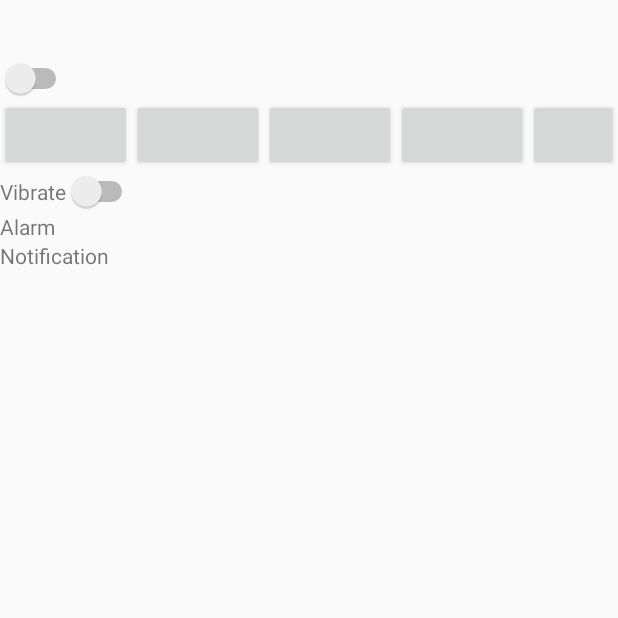
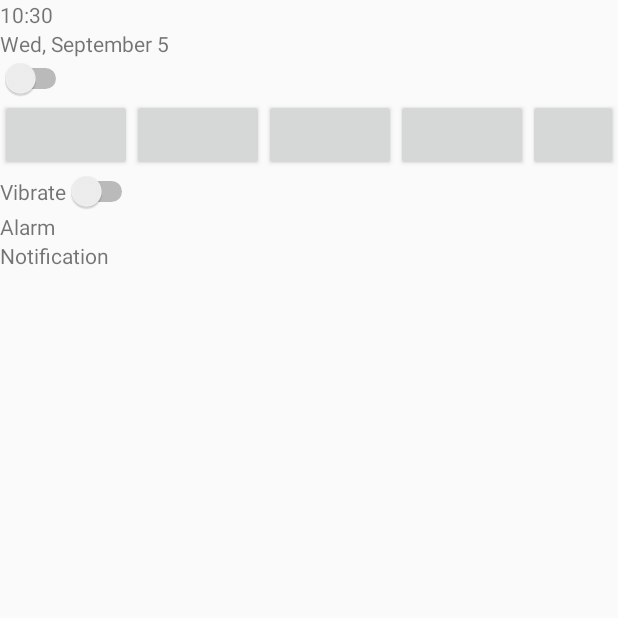
Before and after one commit to EZJasonBoy/YummyWakeUp, an Android app: the screen it shows after launch (MainActivity), on a phone screen of 412 x 824 dp, the top half of it. Run offline under Robolectric (Android 15) with nearby library versions, the phone set to English and light mode, and no system bars.

Commit message:
Show current time

```diff
--- a/app/src/main/java/com/capricorn/yummy/yummywakeup/MainActivity.java
+++ b/app/src/main/java/com/capricorn/yummy/yummywakeup/MainActivity.java
@@ -2,16 +2,45 @@ package com.capricorn.yummy.yummywakeup;
 
 import android.app.Activity;
 import android.os.Bundle;
+import android.os.Handler;
+import android.os.Message;
 import android.widget.TextView;
 
+import com.capricorn.yummy.yummywakeup.model.Time;
+
+import java.util.Calendar;
+
 public class MainActivity extends Activity {
+
+    private TextView tvCurrentTime;
+    private TextView tvWeekMonthDay;
 
     @Override
     protected void onCreate(Bundle savedInstanceState) {
         super.onCreate(savedInstanceState);
         setContentView(R.layout.activity_main);
 
-        TextView tvCurrentTime = (TextView) findViewById(R.id.tv_curentTime);
-        TextView tvWeekMonthDay = (TextView) findViewById(R.id.tv_week_month_day);
+        tvCurrentTime = (TextView) findViewById(R.id.tv_curentTime);
+        tvWeekMonthDay = (TextView) findViewById(R.id.tv_week_month_day);
+        timerHandler.sendEmptyMessage(0); // Start to show current time
+
+    }
+
+    private Handler timerHandler = new Handler(){
+        public void handleMessage(Message msg) {
+            refreshTime();
+            timerHandler.sendEmptyMessageDelayed(0, 1000); // Update time Every one second
+        }
+    };
+
+    /**
+     * Refresh time shown on TextView
+     */
+    private void refreshTime() {
+        Calendar c = Calendar.getInstance();
+        Time currentTime = new Time(c.getTimeInMillis());
+        // Update time shown on TextView
+        tvCurrentTime.setText(currentTime.getTimeLabel());
+        tvWeekMonthDay.setText(currentTime.getWeekMonthDayLabel());
     }
 }
--- a/app/src/main/java/com/capricorn/yummy/yummywakeup/model/Time.java
+++ b/app/src/main/java/com/capricorn/yummy/yummywakeup/model/Time.java
@@ -28,8 +28,8 @@ public class Time {
         this.hour = date.get(Calendar.HOUR_OF_DAY);
         this.min = date.get(Calendar.MINUTE);
 
-        timeLabel = TimeToString();
-        weekMonthDayLabel = WeekDayToString() + ", " + MonthToString() + " " + this.day;
+        this.timeLabel = TimeToString();
+        this.weekMonthDayLabel = WeekDayToString() + ", " + MonthToString() + " " + this.day;
 
     }
 
@@ -119,4 +119,12 @@ public class Time {
         }
         return weekDay;
     }
+
+    public String getTimeLabel() {
+        return timeLabel;
+    }
+
+    public String getWeekMonthDayLabel() {
+        return weekMonthDayLabel;
+    }
 }
```
Also changed, not shown: 1 other file.
